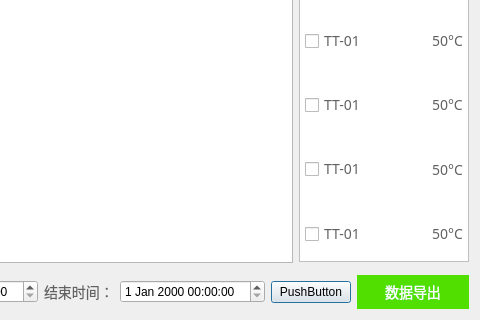
Qt form DeviceStatus/HistoryCurve/hiscurve.ui (Hccccc1/MOH_viewer) before a commit; both pictures show x 729 to 1209 and y 301 to 621 of the 1209 by 621 pixel window.
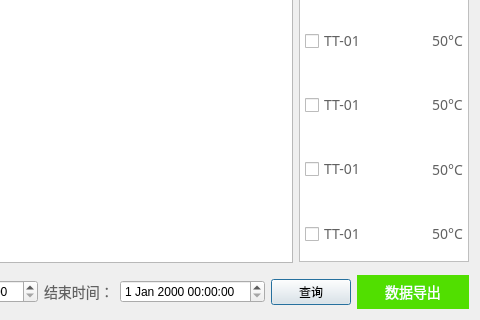
The same form after that commit. Icons and pictures are not drawn.

The edit to the form file:
```diff
--- a/DeviceStatus/HistoryCurve/hiscurve.ui
+++ b/DeviceStatus/HistoryCurve/hiscurve.ui
@@ -727,14 +727,14 @@
       <widget class="QDateTimeEdit" name="endDateTimeEdit"/>
      </item>
      <item>
-      <widget class="QPushButton" name="pushButton">
+      <widget class="QPushButton" name="searchData">
        <property name="text">
-        <string>PushButton</string>
+        <string>查询</string>
        </property>
       </widget>
      </item>
      <item>
-      <widget class="QPushButton" name="searchData">
+      <widget class="QPushButton" name="exportData">
        <property name="styleSheet">
         <string notr="true">QPushButton {
 width:112px;
```
